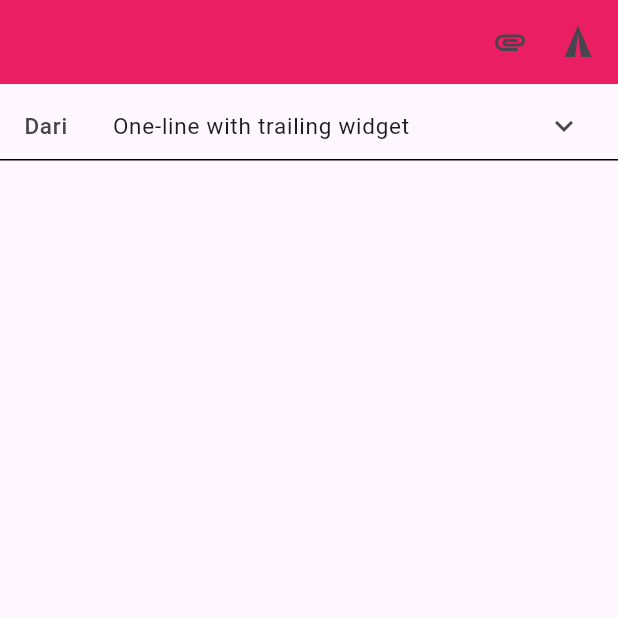
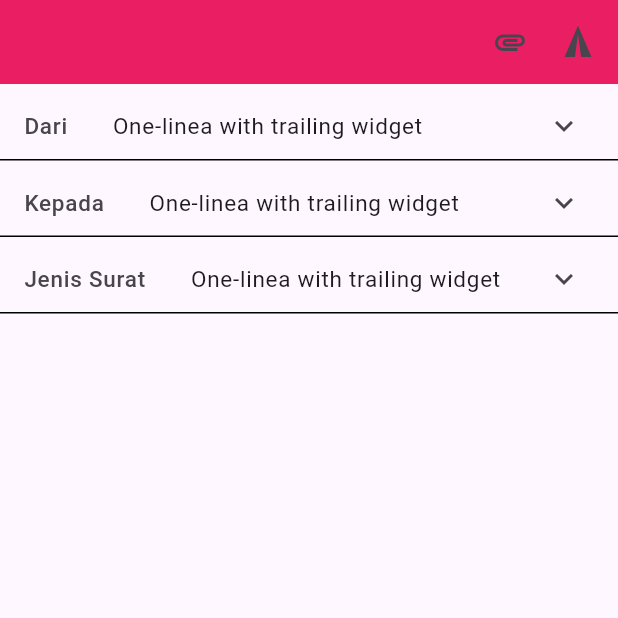
Before and after one commit to Christian-Tiovanto/FE-FlutterProject, a Flutter app: the screen it shows after launch, on a phone screen of 412 x 824 dp, the top half of it. Run offline on Flutter 3.47's test engine with Material 3 defaults, Android fonts, the phone set to English and light mode, and no system bars.

Commit message:
refactor(pengajuanSurat): refactor ContainerKolomPengajuanSuratWidget menjadi function agar bisa dipakai berulang kali dengan lebih ringkas

```diff
--- a/project/lib/tian/PengajuanSurat.dart
+++ b/project/lib/tian/PengajuanSurat.dart
@@ -16,7 +16,24 @@ class _PengajuanSuratState extends State<PengajuanSurat> {
         appBar: const _PengajuanSuratAppBarWidget(),
         body: Column(
           children: [
-            ContainerKolomPengajuanSurat(),
+            ContainerKolomPengajuanSuratWidget(
+              leadingText: "Dari",
+              titleContent: Text('One-linea with trailing widget',
+                  style: TextStyle(height: 1, fontSize: 15)),
+              trailingContent: Icon(Icons.keyboard_arrow_down_outlined),
+            ),
+            ContainerKolomPengajuanSuratWidget(
+              leadingText: "Kepada",
+              titleContent: Text('One-linea with trailing widget',
+                  style: TextStyle(height: 1, fontSize: 15)),
+              trailingContent: Icon(Icons.keyboard_arrow_down_outlined),
+            ),
+            ContainerKolomPengajuanSuratWidget(
+              leadingText: "Jenis Surat",
+              titleContent: Text('One-linea with trailing widget',
+                  style: TextStyle(height: 1, fontSize: 15)),
+              trailingContent: Icon(Icons.keyboard_arrow_down_outlined),
+            ),
           ],
         ),
       ),
@@ -25,10 +42,15 @@ class _PengajuanSuratState extends State<PengajuanSurat> {
   }
 }
 
-class ContainerKolomPengajuanSurat extends StatelessWidget {
-  const ContainerKolomPengajuanSurat({
-    super.key,
-  });
+class ContainerKolomPengajuanSuratWidget extends StatelessWidget {
+  final String leadingText;
+  final Widget? titleContent;
+  final Icon? trailingContent;
+  const ContainerKolomPengajuanSuratWidget(
+      {super.key,
+      this.leadingText = "text",
+      this.titleContent,
+      this.trailingContent});
 
   @override
   Widget build(BuildContext context) {
@@ -42,12 +64,11 @@ class ContainerKolomPengajuanSurat extends StatelessWidget {
           horizontalTitleGap: 30,
           titleAlignment: ListTileTitleAlignment.center,
           leading: Text(
-            "Dari",
+            this.leadingText,
             style: TextStyle(fontSize: 15, height: 1),
           ),
-          title: Text('One-line with trailing widget',
-              style: TextStyle(height: 1, fontSize: 15)),
-          trailing: Icon(Icons.keyboard_arrow_down_outlined),
+          title: this.titleContent,
+          trailing: this.trailingContent,
         ),
       ),
     );
```
